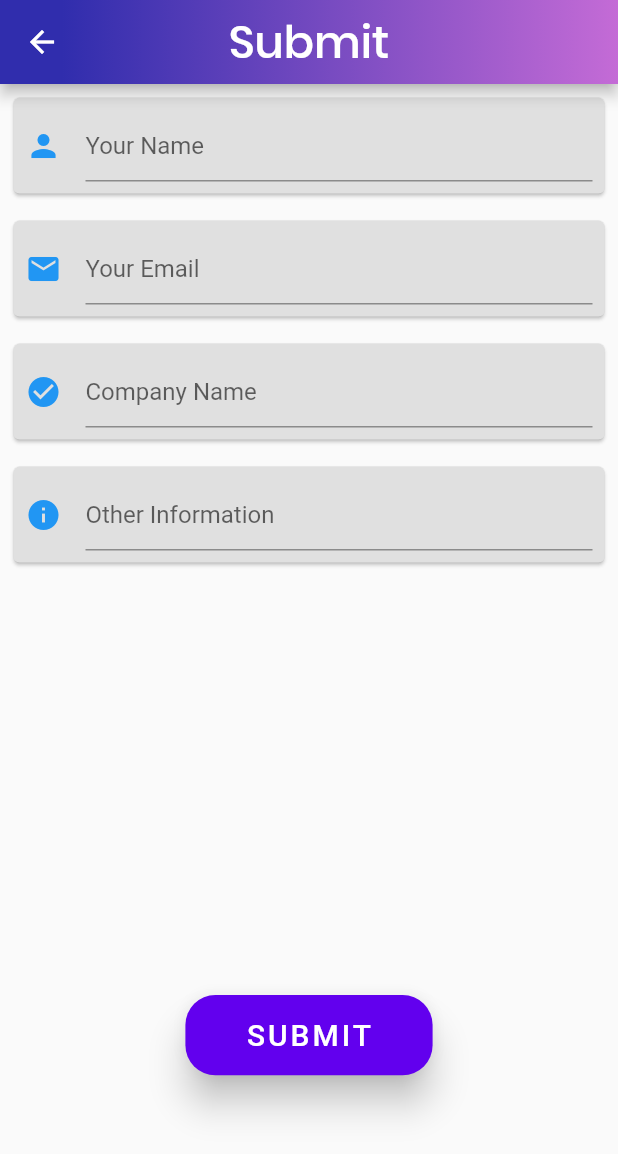
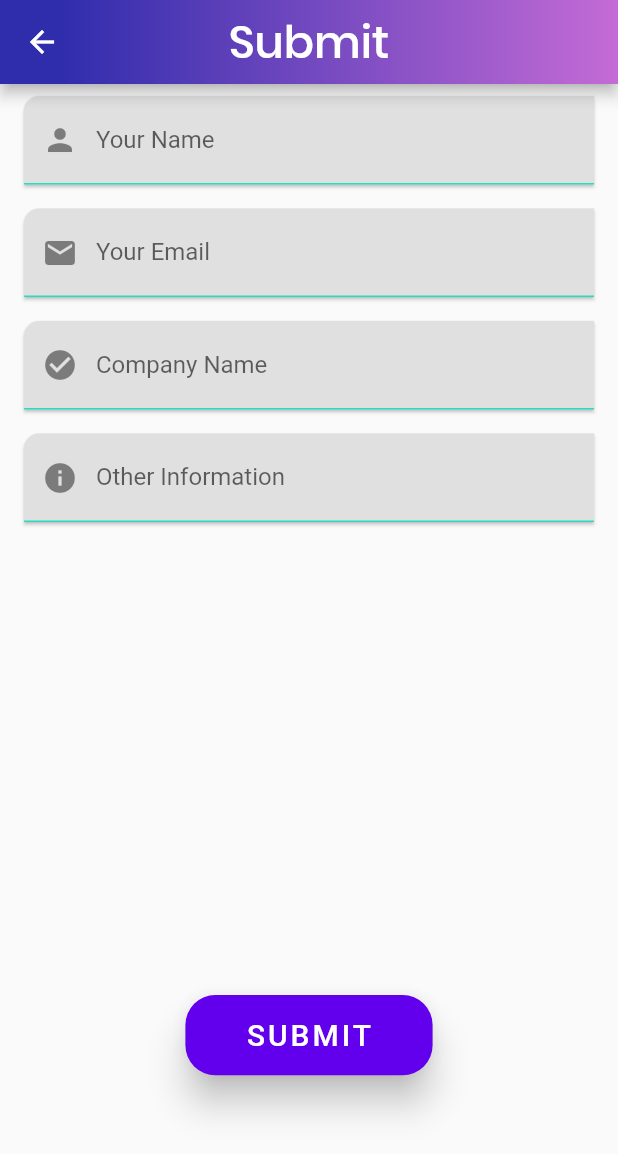
Before and after one commit to cbeardsmore/internStack, a Flutter app: the ListingPage screen opened by its route, after a tap on the "add" icon, on a phone screen of 412 x 824 dp. Shown: the top 1154 px of the screen. Run offline on Flutter 3.47's test engine with Material 2 defaults, Android fonts, the light colour scheme and no system bars; our stand-ins replace cached_network_image, cloud_firestore, flutter_local_notifications, share; accounts and stored records are empty; network calls fail.

Commit message:
Update submissions form (#50)
* Refactor submission cards into function

* Redesign submission form, state + layout needs cleaning up

* mini fix

* Fix bug with datepicker cancel on notify

* clean up notification naming

* Correct style for notification icon + support multiple notifications

```diff
--- a/lib/services/notifications.dart
+++ b/lib/services/notifications.dart
@@ -1,27 +1,24 @@
 import 'package:flutter_local_notifications/flutter_local_notifications.dart';
+import 'dart:math';
 
-FlutterLocalNotificationsPlugin notificationsPlugin;
+FlutterLocalNotificationsPlugin notifyPlugin;
+Random random = new Random(DateTime.now().second);
 
 void initialiseNotifications() {
-  notificationsPlugin = new FlutterLocalNotificationsPlugin();
-  var initializationSettingsAndroid =
-      new AndroidInitializationSettings('@mipmap/ic_launcher');
-  var initializationSettingsIOS =
-      new IOSInitializationSettings(onDidReceiveLocalNotification: null);
-  var initializationSettings = new InitializationSettings(
-      initializationSettingsAndroid, initializationSettingsIOS);
-  notificationsPlugin.initialize(initializationSettings,
-      onSelectNotification: null);
+  notifyPlugin = new FlutterLocalNotificationsPlugin();
+  var andriodInitSettings = new AndroidInitializationSettings('app_icon');
+  var iosInitSettings = new IOSInitializationSettings(onDidReceiveLocalNotification: null);
+  var initSettings = new InitializationSettings(andriodInitSettings, iosInitSettings);
+  notifyPlugin.initialize(initSettings, onSelectNotification: null);
 }
 
 void scheduleNotification(DateTime date, String title, String body) async {
-  var androidPlatformChannelSpecifics = new AndroidNotificationDetails(
-      'your other channel id',
-      'your other channel name',
-      'your other channel description');
-  var iOSPlatformChannelSpecifics = new IOSNotificationDetails();
-  NotificationDetails platformChannelSpecifics = new NotificationDetails(
-      androidPlatformChannelSpecifics, iOSPlatformChannelSpecifics);
-  await notificationsPlugin.schedule(0, title, body,
-      date, platformChannelSpecifics);
+  var andriodNotifyDetails = new AndroidNotificationDetails(
+      'Closing Application',
+      'internStack',
+      'Notification of Role closing date',
+);
+  var iosNotifyDetails = new IOSNotificationDetails();
+  NotificationDetails platformNotifyDetails = new NotificationDetails(andriodNotifyDetails, iosNotifyDetails);
+  await notifyPlugin.schedule(random.nextInt(1000), title, body, date, platformNotifyDetails);
 }
--- a/lib/services/utils.dart
+++ b/lib/services/utils.dart
@@ -17,10 +17,12 @@ shareURL(String url) async {
 }
 
 arrangeNotification(BuildContext context, String title, String body) async {
-  DateTime picked = await datePicker(context);
-  DateTime date = new DateTime(picked.year, picked.month, picked.day);
+  DateTime date = await datePicker(context);
+  if (date == null) return;
   TimeOfDay time = await timePicker(context);
+  if (time == null) return;
 
+  date = new DateTime(date.year, date.month, date.day);
   date = date.add(Duration(hours: time.hour, minutes: time.minute, seconds: 0));
   scheduleNotification(date, title, body);
 }
--- a/lib/submission.dart
+++ b/lib/submission.dart
@@ -72,75 +72,77 @@ class InputTextFields extends StatelessWidget {
   Widget build(BuildContext context) {
     return Column(
       children: <Widget>[
-        Card(
-          color: Colors.grey[300],
-          margin: EdgeInsets.all(9),
-          child: Padding(
-            padding: const EdgeInsets.all(8.0),
-            child: TextFormField(
-              decoration: InputDecoration(
-                  hintText: 'Your Name',
-                  icon: Icon(Icons.person, color: Colors.blue)),
-              controller: _controllers._nameTextController,
-              validator: (value) {
-                if (value.length < 5) {
-                  return 'Please enter your Name';
-                }
-              },
+        SubmissionCard(
+            icon: Icons.person,
+            hintText: 'Your Name',
+            controller: _controllers._nameTextController),
+        SubmissionCard(
+            icon: Icons.email,
+            hintText: 'Your Email',
+            controller: _controllers._emailTextController,
+            validator: (email) {
+              bool emailValid = RegExp(r"^[a-zA-Z0-9.]+@[a-zA-Z0-9]+\.[a-zA-Z]+").hasMatch(email);
+              if (!emailValid) {
+                return 'Please enter a valid email';
+              }
+            }),
+        SubmissionCard(
+            icon: Icons.check_circle,
+            hintText: 'Company Name',
+            controller: _controllers._companyTextController,
+            validator: (company) {
+              if (company.length < 3) {
+                return 'Please enter the Company name';
+              }
+            }),
+        SubmissionCard(
+            icon: Icons.info,
+            hintText: 'Other Information',
+            controller: _controllers._otherTextController),
+      ],
+    );
+  }
+}
+
+class SubmissionCard extends StatefulWidget {
+  final IconData icon;
+  final String hintText;
+  final TextEditingController controller;
+  final Function validator;
+
+  SubmissionCard({this.icon, this.hintText, this.controller, this.validator});
+
+  @override
+  _SubmissionCardState createState() => _SubmissionCardState();
+}
+
+class _SubmissionCardState extends State<SubmissionCard> {
+  bool _autovalidate = false;
+
+  @override
+  Widget build(BuildContext context) {
+    return Card(
+      color: Colors.grey[300],
+      margin: EdgeInsets.symmetric(vertical: 8, horizontal: 16),
+      shape: RoundedRectangleBorder(
+          borderRadius: BorderRadius.only(topLeft: Radius.circular(10.0))),
+      child: TextFormField(
+          onEditingComplete: () => {setState(() => _autovalidate = true)},
+          autovalidate: _autovalidate,
+          style: TextStyle(fontSize: 16),
+          decoration: InputDecoration(
+            focusedBorder: UnderlineInputBorder(
+                borderSide: BorderSide(color: Theme.of(context).primaryColor)),
+            enabledBorder: UnderlineInputBorder(
+              borderSide: BorderSide(color: Theme.of(context).accentColor),
+            ),
+            labelText: widget.hintText ?? null,
+            prefixIcon: Icon(
+              widget.icon ?? Icons.star,
             ),
           ),
-        ),
-        Card(
-          color: Colors.grey[300],
-          margin: EdgeInsets.all(9),
-          child: Padding(
-            padding: const EdgeInsets.all(8.0),
-            child: TextFormField(
-              decoration: InputDecoration(
-                  hintText: 'Your Email',
-                  icon: Icon(Icons.email, color: Colors.blue)),
-              keyboardType: TextInputType.emailAddress,
-              controller: _controllers._emailTextController,
-              validator: (value) {
-                if (!value.contains('@')) {
-                  return 'Please enter a valid email';
-                }
-              },
-            ),
-          ),
-        ),
-        Card(
-          color: Colors.grey[300],
-          margin: EdgeInsets.all(9),
-          child: Padding(
-            padding: const EdgeInsets.all(8.0),
-            child: TextFormField(
-              decoration: InputDecoration(
-                  hintText: 'Company Name',
-                  icon: Icon(Icons.check_circle, color: Colors.blue)),
-              controller: _controllers._companyTextController,
-              validator: (value) {
-                if (value.length < 3) {
-                  return 'Please enter the Company name';
-                }
-              },
-            ),
-          ),
-        ),
-        Card(
-          color: Colors.grey[300],
-          margin: EdgeInsets.all(9),
-          child: Padding(
-            padding: const EdgeInsets.all(8.0),
-            child: TextFormField(
-              decoration: InputDecoration(
-                  hintText: 'Other Information',
-                  icon: Icon(Icons.info, color: Colors.blue)),
-              controller: _controllers._otherTextController,
-            ),
-          ),
-        ),
-      ],
+          controller: widget.controller ?? null,
+          validator: widget.validator ?? null),
     );
   }
 }
@@ -156,19 +158,19 @@ class SubmitButton extends StatelessWidget {
     return PrimaryRaisedButtonContainer(
       title: 'SUBMIT',
       onPressed: () {
-        _uploadFormContents(context);
+        _showSnackbar(context);
       },
     );
   }
 
-  void _uploadFormContents(BuildContext context) {
+  void _showSnackbar(BuildContext context) {
     if (_formKey.currentState.validate()) {
       saveSubmission(_controllers.toJson());
       Scaffold.of(context).showSnackBar(SnackBar(
           backgroundColor: Theme.of(context).accentColor,
           duration: Duration(seconds: 3),
           content: Text(
-            'Submission Received. Thanks' +
+            'Submission Received. Thanks ' +
                 _controllers._nameTextController.text,
             textAlign: TextAlign.center,
           )));
```
Also changed, not shown: 1 other file.
